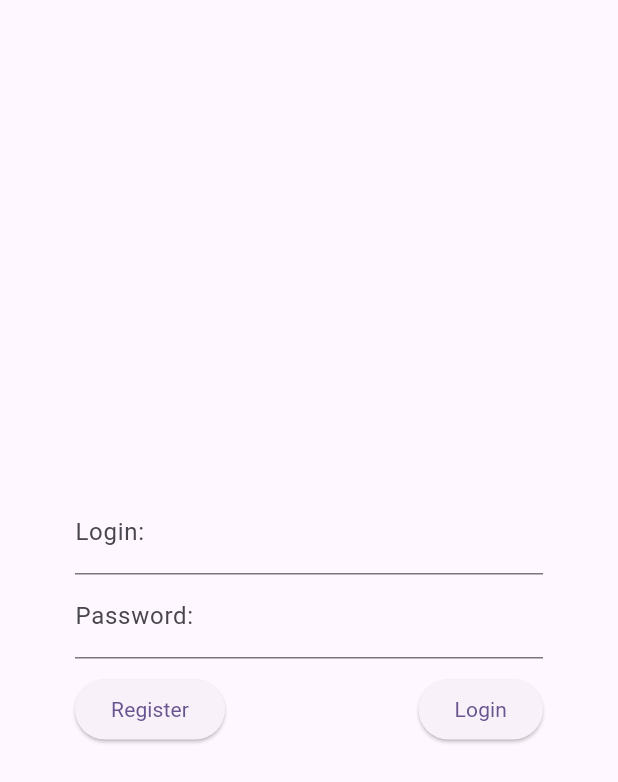
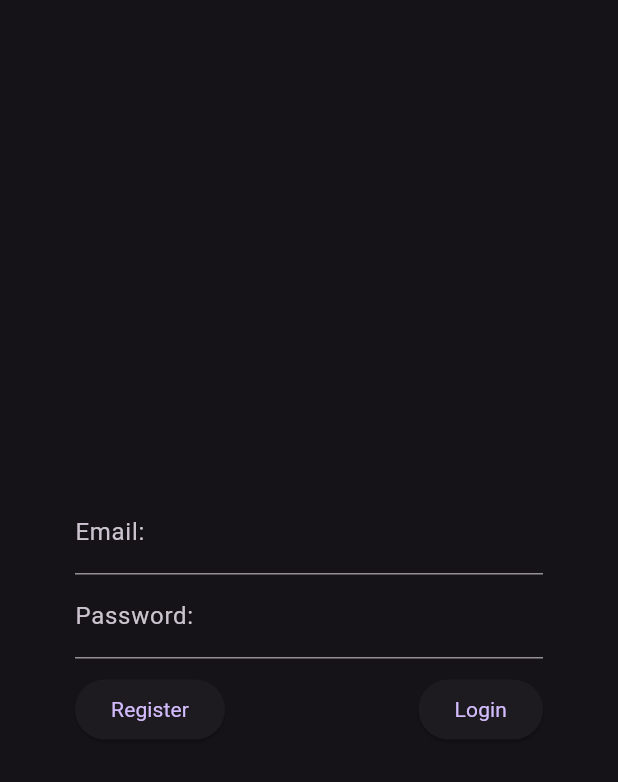
Before and after one commit to mekafuyu/HabitsApp, a Flutter app: the screen it shows after launch, after a tap on "Login", on a phone screen of 412 x 824 dp. Shown: the top 782 px of the screen. Run offline on Flutter 3.47's test engine with Material 3 defaults, Android fonts, the phone set to English and light mode, and no system bars; drawn by our look-alikes of flutter_form_builder; our stand-ins replace modal_bottom_sheet, shared_preferences; network calls fail.

Commit message:
working login and api

```diff
--- a/lib/habits/habit.dart
+++ b/lib/habits/habit.dart
@@ -1,40 +1,48 @@
 import 'dart:convert';
-
 import 'package:http/http.dart' as http;
 
 class Habit {
-  final String name;
+  final String title;
   final String description;
+  final int reward;
 
-  Habit({required this.name, required this.description});
+  Habit({required this.title, required this.description, required this.reward});
 
   factory Habit.fromJson(Map<String, dynamic> json) {
     return switch (json) {
       {
-        'logradouro': String logradouro,
-        'bairro': String bairro,
-        'localidade': String localidade,
+        'title': String title,
+        'description': String description,
+        'reward': int reward,
       } =>
         Habit(
-          name: logradouro,
-          description: "$bairro $localidade",
+          title: title,
+          description: description,
+          reward: reward
         ),
       _ => throw const FormatException('Failed to load habit.'),
     };
   }
 }
 
-Future<Habit> fetchHabit() async {
-  final response = await http
-      .get(Uri.parse('https://viacep.com.br/ws/81720290/json/'));
+Future<List<Habit>> fetchHabits(jwt) async {
+  final response = await http.get(
+      Uri.parse('http://localhost:5140/task?token=$jwt'),
+      headers: <String, String>{
+        'Content-Type': 'application/json; charset=UTF-8',
+      },
+    );
 
   if (response.statusCode == 200) {
     // If the server did return a 200 OK response,
     // then parse the JSON.
-    return Habit.fromJson(jsonDecode(response.body) as Map<String, dynamic>);
+    List<dynamic> jsonList = jsonDecode(response.body);
+    List<Habit> habits = jsonList.map((json) => Habit.fromJson(json)).toList();
+    return habits;
   } else {
     // If the server did not return a 200 OK response,
     // then throw an exception.
-    throw Exception('Failed to load album');
+    // throw Exception('Failed to load habits');
+    return <Habit>[];
   }
 }
--- a/lib/main.dart
+++ b/lib/main.dart
@@ -1,5 +1,5 @@
 import 'package:flutter/material.dart';
-import 'package:habitsapp/habits/habit.dart';
+import 'package:habitsapp/models/habit_provider.dart';
 import 'package:habitsapp/screens/login_page.dart';
 import 'package:habitsapp/screens/register_page.dart';
 import 'package:provider/provider.dart';
@@ -20,11 +20,6 @@ class MyApp extends StatelessWidget {
         title: 'HabitsApp',
         theme: ThemeData(
           colorScheme: ColorScheme.fromSeed(
-              seedColor: Colors.deepPurple),
-          useMaterial3: true,
-        ),
-        darkTheme: ThemeData(
-          colorScheme: ColorScheme.fromSeed(
               seedColor: Colors.deepPurple, brightness: Brightness.dark),
           useMaterial3: true,
         ),
@@ -39,30 +34,3 @@ class MyApp extends StatelessWidget {
     );
   }
 }
-
-class HabitProvider extends ChangeNotifier {
-  var habits = <Habit> [];
-  late Future<Habit> futureHabit;
-
-  void addTask(Habit h)
-  {
-
-  }
-
-  void removeTask(Habit h)
-  {
-
-  }
-
-  HabitProvider() {
-    fetchHabits();
-  }
-
-  void fetchHabits() {
-    futureHabit = fetchHabit();
-    notifyListeners();
-  }
-
-
-
-}
--- a/lib/models/task_card.dart
+++ b/lib/models/task_card.dart
@@ -1,6 +1,6 @@
 import 'package:flutter/material.dart';
 import 'package:habitsapp/habits/habit.dart';
-import 'package:habitsapp/main.dart';
+import 'package:habitsapp/models/habit_provider.dart';
 import 'package:provider/provider.dart';
 
 class TaskCard extends StatelessWidget {
@@ -31,7 +31,7 @@ class TaskCard extends StatelessWidget {
                   child: Column(
                     crossAxisAlignment: CrossAxisAlignment.start,
                     children: [
-                      Text(habit.name, style: const TextStyle(fontFamily: "Righteous", fontSize: 24),),
+                      Text(habit.title, style: const TextStyle(fontFamily: "Righteous", fontSize: 24),),
                       Text(habit.description, style: const TextStyle(fontFamily: "Righteous", fontSize: 18),),
                     ],
                   ),
--- a/lib/screens/login_page.dart
+++ b/lib/screens/login_page.dart
@@ -1,27 +1,39 @@
+import 'dart:convert';
 import 'package:flutter/material.dart';
 import 'package:flutter_form_builder/flutter_form_builder.dart';
+import 'package:habitsapp/models/habit_provider.dart';
+import 'package:http/http.dart' as http;
+import 'package:provider/provider.dart';
 
-class LoginPage extends StatelessWidget {
+class LoginPage extends StatefulWidget {
   const LoginPage({super.key});
 
   @override
+  State<LoginPage> createState() => _LoginPageState();
+}
+
+class _LoginPageState extends State<LoginPage> {
+  final _formKey = GlobalKey<FormBuilderState>();
+
+  @override
   Widget build(BuildContext context) {
+    var appState = context.watch<HabitProvider>();
     return Scaffold(
       body: SafeArea(
           child: Center(
         child: FormBuilder(
-              child:
-                Padding(
+            key: _formKey,
+            child: Padding(
               padding: const EdgeInsets.all(50.0),
               child: Column(
                 mainAxisAlignment: MainAxisAlignment.center,
                 children: [
                   FormBuilderTextField(
-                        name: "Login",
-                        decoration: const InputDecoration(labelText: 'Login:'),
+                    name: "Email",
+                    decoration: const InputDecoration(labelText: 'Email:'),
                     validator: (value) {
                       if (value == null || value.isEmpty) {
-                            return 'Please enter your login';
+                        return 'Please enter your email';
                       }
                       return null;
                     },
@@ -36,20 +48,54 @@ class LoginPage extends StatelessWidget {
                       return null;
                     },
                   ),
-                      SizedBox(height: 10,),
+                  const SizedBox(
+                    height: 10,
+                  ),
                   Row(
                     mainAxisAlignment: MainAxisAlignment.spaceBetween,
                     children: [
-                          ElevatedButton(onPressed: () => Navigator.pushNamed(context, '/register'), child: Text("Register")),
-                          ElevatedButton(onPressed: () {}, child: Text("Login")),
+                      ElevatedButton(
+                          onPressed: () =>
+                              Navigator.pushNamed(context, '/register'),
+                          child: const Text("Register")),
+                      ElevatedButton(
+                          onPressed: () {
+                            var isValid =
+                                _formKey.currentState?.saveAndValidate();
+                            if (isValid!) {
+                              var res = http.post(
+                                Uri.parse(
+                                    'http://localhost:5140/registry/login'),
+                                headers: <String, String>{
+                                  'Content-Type':
+                                      'application/json; charset=UTF-8',
+                                },
+                                body: jsonEncode(_formKey.currentState?.value),
+                              );
+                              res.then((value) {
+                                debugPrint(value.statusCode.toString());
+                                if (value.statusCode == 200) {
+                                  var res = (jsonDecode(value.body)
+                                      as Map<String, dynamic>);
+                                  appState.setJwt(res["token"]);
+                                  appState.nick = "meka";
+                                  Navigator.pushNamed(
+                                      context, "/home")
+                                      .then((value) {
+                                        debugPrint(appState.getJwt());
+                                        appState.getTasks();
+                                      });
+                                }
+                              });
+                            }
+                          },
+                          child: const Text("Login")),
                     ],
                   )
                 ],
               ),
-                )
-            ),
-        )
-      ),
+            )),
+      )),
     );
   }
 }
--- a/pubspec.yaml
+++ b/pubspec.yaml
@@ -39,6 +39,7 @@ dependencies:
   flutter_form_builder: ^9.2.1
   modal_bottom_sheet: ^3.0.0
   http: ^1.2.1
+  shared_preferences: ^2.2.3
 
 dev_dependencies:
   flutter_test:
```
Also changed, not shown: lib/models/form_new_task.dart (+26 -2 lines), lib/models/habit_provider.dart (added, +62 -0 lines), lib/screens/home_page.dart (+14 -13 lines), pubspec.lock, 1 other file. Lines whose indentation alone changed are shown as unchanged.
